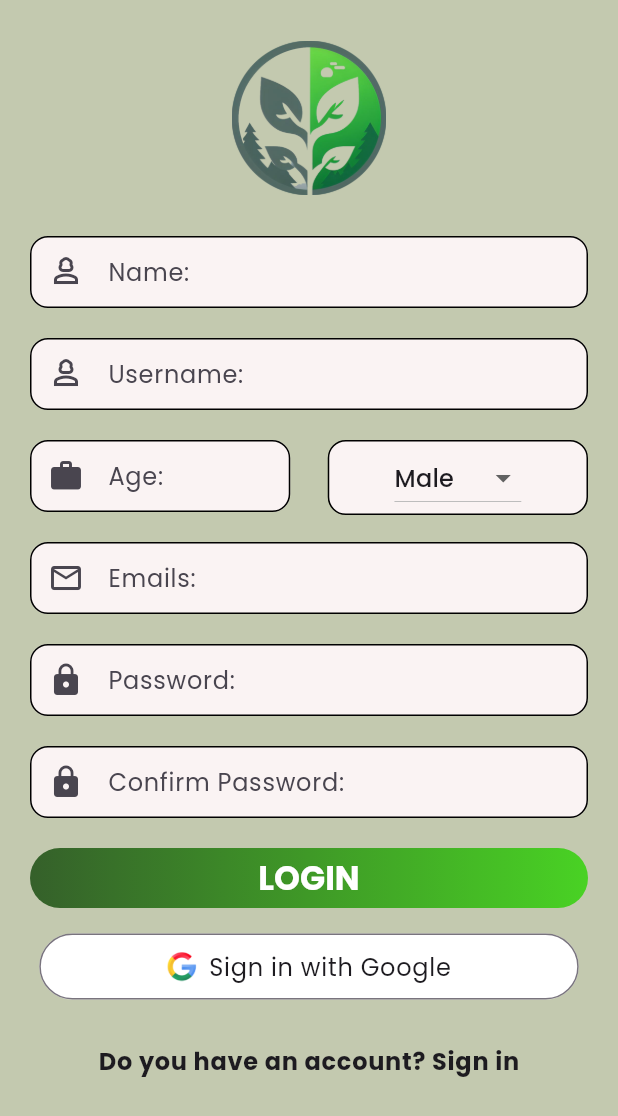
After one commit to Fatihgn/GreyToGreen, a Flutter app: the RegisterPage screen opened directly, on a phone screen of 412 x 824 dp. The commit adds this screen. Shown: the top 1116 px of the screen. Run offline on Flutter 3.47's test engine with Material 3 defaults, Android fonts, the phone set to English and light mode, and no system bars; our stand-ins replace google_fonts, image_picker.

Commit message:
login and register page created

```diff
--- /dev/null
+++ b/lib/custom_widgets/textfields/custom_textfield.dart
@@ -0,0 +1,50 @@
+import 'package:flutter/material.dart';
+
+class CustomTextFormField extends StatefulWidget {
+  const CustomTextFormField(
+      {required this.prefixicon,
+      required this.hintText,
+      required this.textController,
+      super.key});
+
+  final String hintText;
+  final Icon prefixicon;
+  final TextEditingController textController;
+
+  @override
+  State<CustomTextFormField> createState() => _CustomTextFormFieldState();
+}
+
+class _CustomTextFormFieldState extends State<CustomTextFormField> {
+  @override
+  void dispose() {
+    widget.textController.dispose();
+    super.dispose();
+  }
+
+  @override
+  Widget build(BuildContext context) {
+    return Padding(
+      padding: const EdgeInsets.only(bottom: 20),
+      child: TextFormField(
+        controller: widget.textController,
+        decoration: InputDecoration(
+          filled: true,
+          contentPadding: const EdgeInsets.fromLTRB(20.0, 10.0, 20.0, 10.0),
+          fillColor: const Color.fromARGB(255, 250, 243, 243),
+          focusedBorder: const OutlineInputBorder(
+            borderRadius: BorderRadius.all(
+              Radius.circular(12),
+            ),
+          ),
+          enabledBorder: OutlineInputBorder(
+            borderRadius: BorderRadius.circular(12),
+          ),
+          prefixIcon: widget.prefixicon,
+          hintText: widget.hintText,
+          alignLabelWithHint: true,
+        ),
+      ),
+    );
+  }
+}
--- a/lib/main.dart
+++ b/lib/main.dart
@@ -1,10 +1,12 @@
 import 'package:flutter/material.dart';
 import 'package:google_fonts/google_fonts.dart';
+import 'package:grey_to_green/screens/login.dart';
 import 'package:grey_to_green/screens/planning_event.dart';
 import 'package:grey_to_green/screens/home_screen.dart';
 import 'package:grey_to_green/screens/map_screen.dart';
 import 'package:grey_to_green/screens/profile_screen.dart';
 import 'package:grey_to_green/screens/categories_screen.dart';
+import 'package:grey_to_green/screens/register.dart';
 
 void main() {
   runApp(const MyApp());
--- /dev/null
+++ b/lib/screens/register.dart
@@ -0,0 +1,201 @@
+import 'package:flutter/material.dart';
+import 'package:grey_to_green/custom_widgets/textfields/custom_textfield.dart';
+
+class RegisterPage extends StatefulWidget {
+  const RegisterPage({super.key});
+
+  @override
+  State<RegisterPage> createState() => _RegisterPageState();
+}
+
+class _RegisterPageState extends State<RegisterPage> {
+  bool passwordVisible = false;
+  String choosegender = 'Male';
+
+  List<String> gender = ['Male', 'Female', 'Other'];
+  final emailcontroller = TextEditingController();
+  final namecontroller = TextEditingController();
+  final usernamecontroller = TextEditingController();
+  final gendercontroller = TextEditingController();
+  final agecontroller = TextEditingController();
+  final passwordcontroller = TextEditingController();
+  final conpasswordcontroller = TextEditingController();
+
+  @override
+  void initState() {
+    super.initState();
+    passwordVisible = true;
+  }
+
+  @override
+  void dispose() {
+    emailcontroller.dispose();
+    namecontroller.dispose();
+    usernamecontroller.dispose();
+    gendercontroller.dispose();
+    agecontroller.dispose();
+    passwordcontroller.dispose();
+    conpasswordcontroller.dispose();
+    super.dispose();
+  }
+
+  @override
+  Widget build(context) {
+    final screenWidth = MediaQuery.of(context).size.width;
+    final screenHeight = MediaQuery.of(context).size.height;
+
+    return SafeArea(
+      child: Scaffold(
+        backgroundColor: const Color.fromARGB(255, 195, 201, 175),
+        body: SingleChildScrollView(
+          child: Padding(
+            padding: const EdgeInsets.symmetric(horizontal: 20),
+            child: Column(
+              mainAxisAlignment: MainAxisAlignment.center,
+              children: [
+                const SizedBox(height: 10),
+                Image.asset(
+                  'assets/images/applogo.png',
+                  width: screenWidth / 4,
+                  height: screenHeight / 6,
+                ),
+                const SizedBox(height: 10),
+                CustomTextFormField(
+                    prefixicon: const Icon(Icons.person_3_outlined),
+                    hintText: "Name: ",
+                    textController: namecontroller),
+                CustomTextFormField(
+                    prefixicon: const Icon(Icons.person_3_outlined),
+                    hintText: "Username: ",
+                    textController: usernamecontroller),
+                Row(
+                  crossAxisAlignment: CrossAxisAlignment.start,
+                  mainAxisAlignment: MainAxisAlignment.spaceBetween,
+                  children: [
+                    Expanded(
+                      child: CustomTextFormField(
+                          prefixicon: const Icon(Icons.work_rounded),
+                          hintText: "Age: ",
+                          textController: agecontroller),
+                    ),
+                    const SizedBox(width: 25),
+                    Expanded(
+                      child: Container(
+                        margin: const EdgeInsets.only(bottom: 15),
+                        decoration: BoxDecoration(
+                          border: Border.all(color: Colors.black),
+                          borderRadius: BorderRadius.circular(12.0),
+                          color: const Color.fromARGB(255, 250, 243, 243),
+                        ),
+                        child: Center(
+                          child: DropdownButton(
+                            value: choosegender,
+                            icon: const Icon(Icons.arrow_drop_down_outlined),
+                            items: [
+                              for (var item in gender)
+                                DropdownMenuItem(
+                                  value: item,
+                                  child: Text(
+                                    item,
+                                  ),
+                                ),
+                            ],
+                            onChanged: (newValue) {
+                              if (newValue == null) {
+                                return;
+                              }
+                              setState(() {
+                                choosegender = newValue;
+                              });
+                            },
+                          ),
+                        ),
+                      ),
+                    ),
+                  ],
+                ),
+                CustomTextFormField(
+                    prefixicon: const Icon(Icons.mail_outline_outlined),
+                    hintText: "Emails: ",
+                    textController: emailcontroller),
+                CustomTextFormField(
+                    prefixicon: const Icon(Icons.lock),
+                    hintText: "Password: ",
+                    textController: passwordcontroller),
+                CustomTextFormField(
+                    prefixicon: const Icon(Icons.lock),
+                    hintText: "Confirm Password:  ",
+                    textController: conpasswordcontroller),
+                SizedBox(
+                  width: double.infinity,
+                  child: InkWell(
+                    onTap: () {},
+                    child: Container(
+                      width: screenWidth,
+                      height: 40,
+                      decoration: BoxDecoration(
+                        gradient: const LinearGradient(
+                          colors: [
+                            Color.fromARGB(255, 53, 96, 42),
+                            Color.fromARGB(255, 73, 210, 36)
+                          ],
+                        ),
+                        borderRadius: BorderRadius.circular(20),
+                      ),
+                      child: Center(
+                        child: Text(
+                          "LOGIN",
+                          textAlign: TextAlign.center,
+                          style:
+                              Theme.of(context).textTheme.titleLarge!.copyWith(
+                                    fontWeight: FontWeight.bold,
+                                    color: Colors.white,
+                                  ),
+                        ),
+                      ),
+                    ),
+                  ),
+                ),
+                const SizedBox(height: 15),
+                SizedBox(
+                  child: OutlinedButton.icon(
+                    style: OutlinedButton.styleFrom(
+                      foregroundColor: Colors.black,
+                      backgroundColor: Colors.white,
+                      padding: const EdgeInsets.only(
+                          left: 85, right: 85, top: 10, bottom: 10),
+                    ),
+                    onPressed: () {},
+                    icon: const Image(
+                      image: AssetImage('assets/images/googleicon.png'),
+                      width: 20,
+                    ),
+                    label: Text("Sign in with Google",
+                        style: Theme.of(context).textTheme.bodyLarge),
+                  ),
+                ),
+                const SizedBox(height: 15),
+                TextButton(
+                  style: TextButton.styleFrom(
+                    foregroundColor: Colors.black,
+                    textStyle: const TextStyle(
+                      fontSize: 18,
+                      fontWeight: FontWeight.bold,
+                    ),
+                  ),
+                  child: Text(
+                    "Do you have an account? Sign in",
+                    style: Theme.of(context).textTheme.bodyLarge!.copyWith(
+                          fontWeight: FontWeight.bold,
+                        ),
+                  ),
+                  onPressed: () {},
+                ),
+              ],
+            ),
+          ),
+        ),
+      ),
+    );
+  }
+}
```
Also changed, not shown: lib/screens/login.dart (added, +166 -0 lines), pubspec.yaml (+4 -3 lines), assets/images/applogo.png (added), assets/images/googleicon.png (added), 1 other file.
